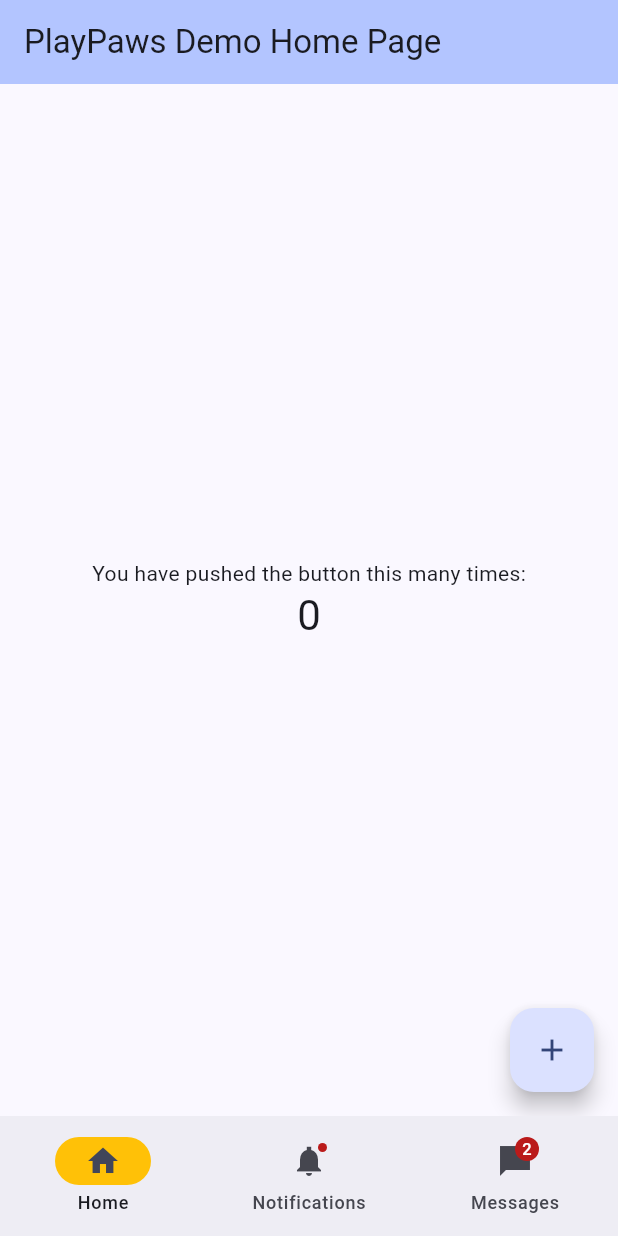
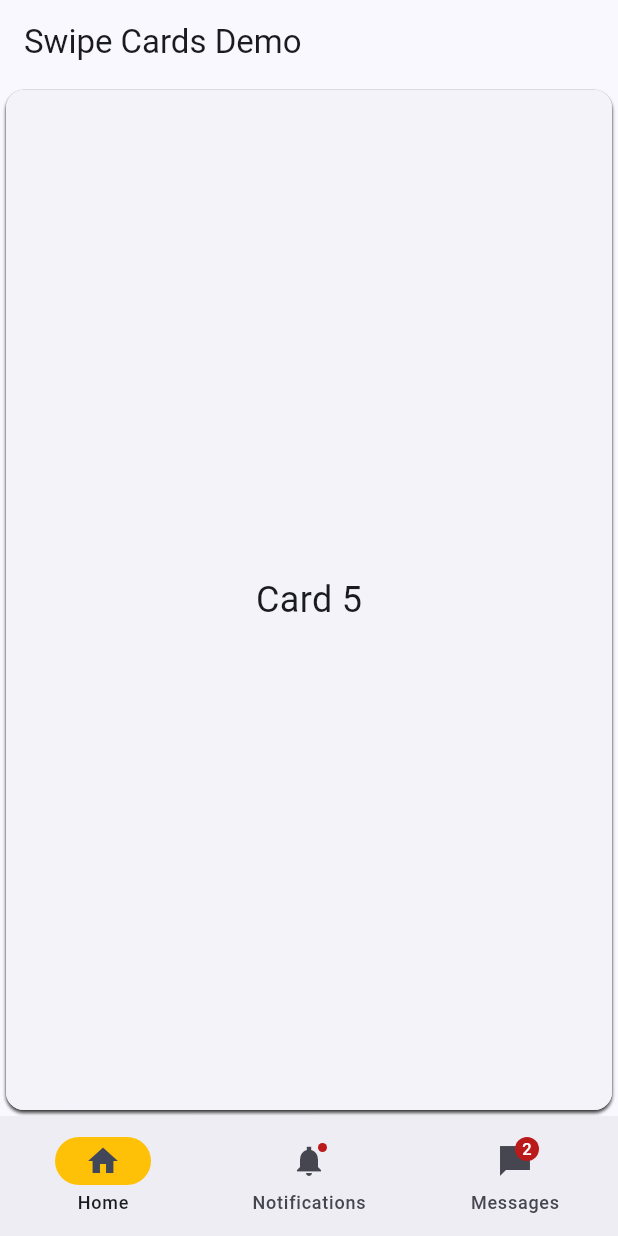
Before and after one commit to dinastyk/playpaws, a Flutter app: the NavigationExample screen opened directly, on a phone screen of 412 x 824 dp. Run offline on Flutter 3.47's test engine with Material 3 defaults, Android fonts, the phone set to English and light mode, and no system bars; our stand-ins replace firebase_auth, firebase_core, google_sign_in, logger; missing offline and left inert: flutter_swipable; accounts and stored records are empty.

Commit message:
adding swiping

```diff
--- /dev/null
+++ b/flutterDemo/lib/screens/SwipeCard.dart
@@ -0,0 +1,67 @@
+import 'package:flutter/material.dart';
+import 'package:firebase_core/firebase_core.dart';
+//  import 'package:get/get.dart';
+//  import 'package:swipe_card_demo/widget/colors.dart';
+//  import 'package:swipe_card_demo/widget/text_widget.dart';
+
+//  import '../controllers/home_controller.dart';
+// import '../firebase_options.dart';
+// import '../main.dart';
+class SwipeCardsDemo extends StatefulWidget {
+  @override
+  _SwipeCardsDemoState createState() => _SwipeCardsDemoState();
+}
+
+class _SwipeCardsDemoState extends State<SwipeCardsDemo> {
+  List<String> cardList = ["Card 1", "Card 2", "Card 3", "Card 4", "Card 5"];
+
+  @override
+  Widget build(BuildContext context) {
+    return Scaffold(
+      appBar: AppBar(
+        title: Text("Swipe Cards Demo"),
+      ),
+      body: Center(
+        child: Stack(
+          children: cardList.map((card) {
+            int index = cardList.indexOf(card);
+            return Dismissible(
+              key: Key(card),
+              direction: DismissDirection.horizontal,
+              onDismissed: (direction) {
+                setState(() {
+                  cardList.removeAt(index);
+                });
+                if (direction == DismissDirection.endToStart) {
+                  // Handle left swipe
+                  print("Swiped left on card $index");
+                } else if (direction == DismissDirection.startToEnd) {
+                  // Handle right swipe
+                  print("Swiped right on card $index");
+                }
+              },
+              background: Container(
+                color: Colors.red,
+                alignment: Alignment.centerLeft,
+                child: Icon(Icons.thumb_down, color: Colors.white),
+              ),
+              secondaryBackground: Container(
+                color: Colors.green,
+                alignment: Alignment.centerRight,
+                child: Icon(Icons.thumb_up, color: Colors.white),
+              ),
+              child: Card(
+                child: Center(
+                  child: Text(
+                    card,
+                    style: TextStyle(fontSize: 24.0),
+                  ),
+                ),
+              ),
+            );
+          }).toList(),
+        ),
+      ),
+    );
+  }
+}
--- a/flutterDemo/lib/screens/navigation_bar.dart
+++ b/flutterDemo/lib/screens/navigation_bar.dart
@@ -2,6 +2,8 @@ import 'package:flutter/material.dart';
 import 'package:firebase_core/firebase_core.dart';
 import '../firebase_options.dart';
 import '../main.dart';
+import 'SwipeCard.dart';
+import 'CardSwipe.dart';
 
 // class TabBarDemo extends StatelessWidget {
 //   const TabBarDemo({super.key});
@@ -109,7 +111,9 @@ class _NavigationExampleState extends State<NavigationExample> {
         //     child: Center(child: Text('Home page', style: theme.textTheme.titleLarge)),
         //   ),
         // ),
-        MyHomePage(title: "PlayPaws Demo Home Page"),
+        // MyHomePage(title: "PlayPaws Demo Home Page"),
+        SwipeCardsDemo(),
+        // CardSwipe(),
 
         /// Notifications page
         const Padding(
--- a/flutterDemo/pubspec.yaml
+++ b/flutterDemo/pubspec.yaml
@@ -39,6 +39,7 @@ dependencies:
   cloud_firestore: ^5.6.3 # i think this is for fireSTORE databases
   google_sign_in: ^6.2.2
   logger: ^2.5.0
+  flutter_swipable:
 
 dev_dependencies:
   flutter_test:
```
Also changed, not shown: flutterDemo/lib/screens/CardSwipe.dart (added, +28 -0 lines), flutterDemo/lib/screens/dog_cards.dart (added, +21 -0 lines), flutterDemo/pubspec.lock, 1 other file.
